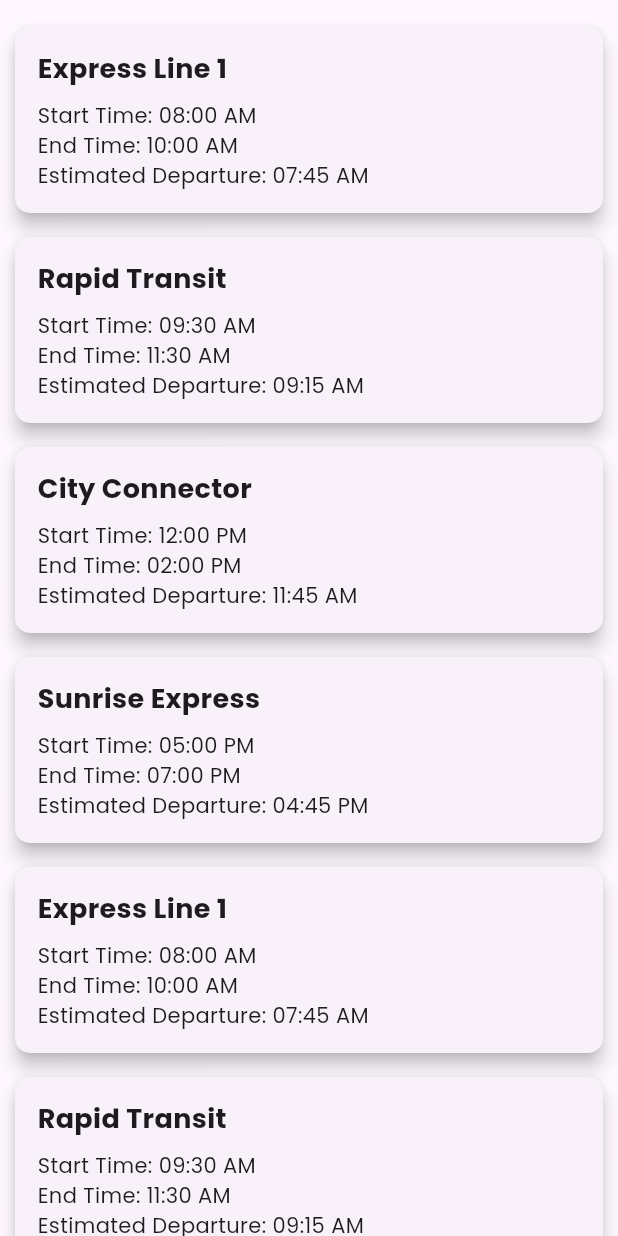
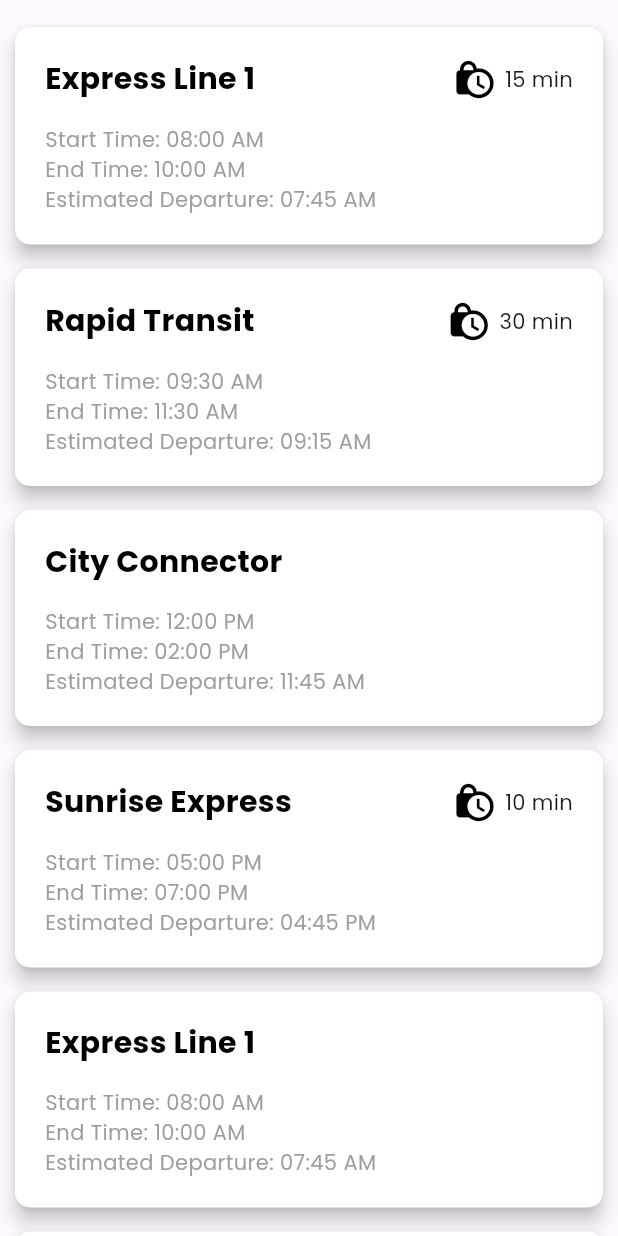
Before and after one commit to flutter-trackting-app/train_tracking_app, a Flutter app: the HomePage screen opened directly, on a phone screen of 412 x 824 dp. Run offline on Flutter 3.47's test engine with Material 3 defaults, Android fonts, the phone set to English and light mode, and no system bars; our stand-ins replace fluttertoast, google_fonts.

Commit message:
updated homepage

```diff
--- a/frontend/train_tracking_app/lib/homepage.dart
+++ b/frontend/train_tracking_app/lib/homepage.dart
@@ -8,53 +8,72 @@ class HomePage extends StatelessWidget {
       'startTime': '08:00 AM',
       'endTime': '10:00 AM',
       'estimatedDeparture': '07:45 AM',
+      'delayed': "true",
+      'delay_time': "15 min"
     },
     {
       'trainName': 'Rapid Transit',
       'startTime': '09:30 AM',
       'endTime': '11:30 AM',
       'estimatedDeparture': '09:15 AM',
+      'delayed': "true",
+      'delay_time': "30 min"
     },
     {
       'trainName': 'City Connector',
       'startTime': '12:00 PM',
       'endTime': '02:00 PM',
       'estimatedDeparture': '11:45 AM',
+      'delayed': "false",
+      'delay_time': "0"
     },
     {
       'trainName': 'Sunrise Express',
       'startTime': '05:00 PM',
       'endTime': '07:00 PM',
       'estimatedDeparture': '04:45 PM',
+      'delayed': "true",
+      'delay_time': "10 min"
     },
     {
       'trainName': 'Express Line 1',
       'startTime': '08:00 AM',
       'endTime': '10:00 AM',
       'estimatedDeparture': '07:45 AM',
+      'delayed': "false",
+      'delay_time': "0"
     },
     {
       'trainName': 'Rapid Transit',
       'startTime': '09:30 AM',
       'endTime': '11:30 AM',
       'estimatedDeparture': '09:15 AM',
+      'delayed': "false",
+      'delay_time': "0"
     },
     {
       'trainName': 'City Connector',
       'startTime': '12:00 PM',
       'endTime': '02:00 PM',
       'estimatedDeparture': '11:45 AM',
+      'delayed': "false",
+      'delay_time': "0"
     },
     {
       'trainName': 'Sunrise Express',
       'startTime': '05:00 PM',
       'endTime': '07:00 PM',
       'estimatedDeparture': '04:45 PM',
+      'delayed': "true",
+      'delay_time': "45 min"
     },
   ];
 
   @override
   Widget build(BuildContext context) {
+    double screenWidth = MediaQuery.of(context).size.width;
+    double screenHeight = MediaQuery.of(context).size.height;
+
     return Scaffold(
       // appBar: AppBar(
       //   title: const Text('Homepage'),
@@ -70,22 +89,56 @@ class HomePage extends StatelessWidget {
             shape: RoundedRectangleBorder(
               borderRadius: BorderRadius.circular(10),
             ),
+            color: Colors.white,
             child: Padding(
-              padding: const EdgeInsets.all(15.0),
+              padding: const EdgeInsets.all(20),
               child: Column(
                 crossAxisAlignment: CrossAxisAlignment.start,
                 children: [
-                  Text(
-                    train['trainName']!,
-                    style: const TextStyle(
-                      fontSize: 18,
-                      fontWeight: FontWeight.bold,
+                  SizedBox(
+                    width: double.infinity,
+                    child: Row(
+                      mainAxisAlignment: MainAxisAlignment.spaceBetween,
+                      children: [
+                        Text(
+                          train['trainName']!,
+                          style: const TextStyle(
+                              fontSize: 20,
+                              fontWeight: FontWeight.bold,
+                              color: Colors.black),
+                        ),
+                        train['delayed'] == "true"
+                            ? Row(
+                                mainAxisAlignment: MainAxisAlignment.center,
+                                children: [
+                                  const Icon(
+                                    Icons.lock_clock,
+                                    size: 30,
+                                    color: Colors.black,
+                                  ),
+                                  const SizedBox(
+                                    width: 5,
+                                  ),
+                                  Text(train['delay_time']!),
+                                ],
+                              )
+                            : const SizedBox(),
+                      ],
                     ),
                   ),
-                  const SizedBox(height: 8),
-                  Text('Start Time: ${train['startTime']}'),
-                  Text('End Time: ${train['endTime']}'),
-                  Text('Estimated Departure: ${train['estimatedDeparture']}'),
+                  const SizedBox(height: 15),
+                  Text(
+                    'Start Time: ${train['startTime']}',
+                    style: const TextStyle(color: Colors.grey),
+                  ),
+                  Text(
+                    'End Time: ${train['endTime']}',
+                    style: const TextStyle(color: Colors.grey),
+                  ),
+                  Text(
+                    'Estimated Departure: ${train['estimatedDeparture']}',
+                    style: const TextStyle(color: Colors.grey),
+                  ),
                 ],
               ),
             ),
```
Also changed, not shown: 1 other file.
